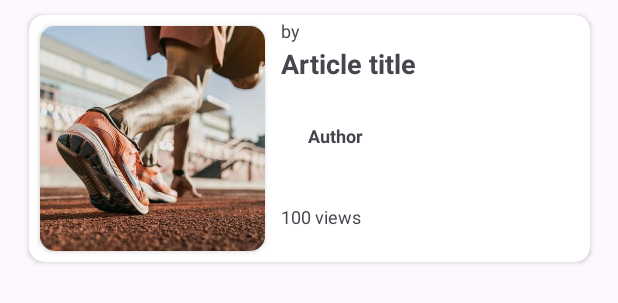
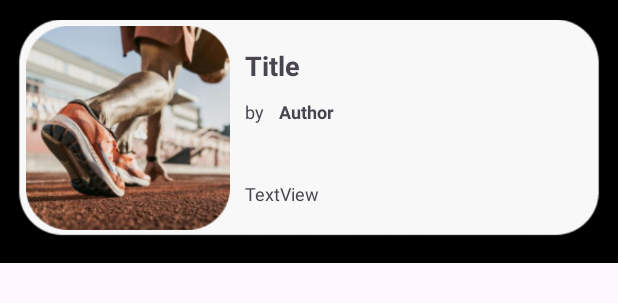
Before and after one commit to zereftyzzz/and-hoki888, an Android app: the layout article.xml on its own in the app's theme, with its tools: preview values and no code run, on a phone screen of 412 x 824 dp. Shown: the top 303 px of the screen. Run offline under Robolectric (Android 15) with nearby library versions, the light colour scheme and no system bars; Roboto replaces fonts that are not available here.

Commit message:
masi nda bisa ke detail, benerin article

```diff
--- a/ProjectAkhir_Buddys/app/src/main/java/uts/c14210184/projectakhir_buddys/Catalogue.kt
+++ b/ProjectAkhir_Buddys/app/src/main/java/uts/c14210184/projectakhir_buddys/Catalogue.kt
@@ -64,7 +64,8 @@ class Catalogue : Fragment() {
 
         adapter.setOnItemClickCallback(object : AdapterCatalogue.OnItemClickCallback {
             override fun onItemClicked(data: CatalogueData) {
-                val intent = Intent(requireContext(), DetCatalogue::class.java)
+//                Toast.makeText(requireContext(), data.item, Toast.LENGTH_SHORT).show()
+                val intent = Intent(activity, DetCatalogue::class.java)
                 intent.putExtra("kirimData", data)
                 startActivity(intent)
             }
--- a/ProjectAkhir_Buddys/app/src/main/java/uts/c14210184/projectakhir_buddys/DetCatalogue.kt
+++ b/ProjectAkhir_Buddys/app/src/main/java/uts/c14210184/projectakhir_buddys/DetCatalogue.kt
@@ -10,6 +10,7 @@ class DetCatalogue : AppCompatActivity() {
     override fun onCreate(savedInstanceState: Bundle?) {
         super.onCreate(savedInstanceState)
         setContentView(R.layout.activity_det_catalogue)
+
         val _ivDetCatalogue = findViewById<ImageView>(R.id.ivDetCatalogue)
         val _tvDescription = findViewById<TextView>(R.id.tvDescription)
         val _tvCategories = findViewById<TextView>(R.id.tvCategories)
@@ -29,8 +30,5 @@ class DetCatalogue : AppCompatActivity() {
         Picasso.get().load(imageRes).into(_ivDetCatalogue)
         _tvTitles.setText(dataIntent!!.item)
         _tvCategories.setText(dataIntent!!.categories)
-
-
-
     }
 }
--- a/ProjectAkhir_Buddys/app/src/main/java/uts/c14210184/projectakhir_buddys/PostArticle.kt
+++ b/ProjectAkhir_Buddys/app/src/main/java/uts/c14210184/projectakhir_buddys/PostArticle.kt
@@ -67,7 +67,7 @@ class PostArticle : Fragment() {
     }
 
 //    Firebase
-//
+
     fun TambahData(Title : String, Description : String, Author: String, Image: String){
         var View = Random.nextInt(20,900)
         val dataBaru = ArticleData(Author, Description, Image, Title, View)
--- a/ProjectAkhir_Buddys/app/src/main/res/layout/activity_det_catalogue.xml
+++ b/ProjectAkhir_Buddys/app/src/main/res/layout/activity_det_catalogue.xml
@@ -31,11 +31,13 @@
         android:id="@+id/tvTitles"
         android:layout_width="wrap_content"
         android:layout_height="wrap_content"
+        android:layout_marginTop="10dp"
         android:text="Adidas 2023 Tee"
         android:textSize="40sp"
         android:textStyle="bold"
-        tools:layout_editor_absoluteX="54dp"
-        tools:layout_editor_absoluteY="321dp" />
+        app:layout_constraintEnd_toEndOf="parent"
+        app:layout_constraintStart_toStartOf="parent"
+        app:layout_constraintTop_toBottomOf="@+id/ivDetCatalogue" />
 
     <TextView
         android:id="@+id/tvCategories"
--- a/ProjectAkhir_Buddys/app/src/main/res/layout/article.xml
+++ b/ProjectAkhir_Buddys/app/src/main/res/layout/article.xml
@@ -3,82 +3,72 @@
     xmlns:app="http://schemas.android.com/apk/res-auto"
     xmlns:tools="http://schemas.android.com/tools"
     android:layout_width="match_parent"
-    android:layout_height="wrap_content">
+    android:layout_height="wrap_content"
+    android:padding="10dp"
+    android:background="@color/black">
 
-
-    <androidx.cardview.widget.CardView
-        android:layout_width="374dp"
-        android:layout_height="wrap_content"
-        android:layout_margin = "10dp"
-        app:cardBackgroundColor="@color/white"
-        app:cardCornerRadius="10dp"
-        app:layout_constraintBottom_toBottomOf="parent"
+    <ImageView
+        android:id="@+id/ivBg"
+        android:layout_width="match_parent"
+        android:layout_height="155dp"
+        android:src="@drawable/bgcard2"
         app:layout_constraintEnd_toEndOf="parent"
         app:layout_constraintStart_toStartOf="parent"
-        app:layout_constraintTop_toTopOf="parent">
-
-        <RelativeLayout
-            android:layout_width="match_parent"
-            android:layout_height="match_parent"
-            android:padding="2dp">
-
-            <androidx.cardview.widget.CardView
-                android:layout_width="150dp"
-                android:layout_height="150dp"
-                android:layout_margin="5dp"
-                app:cardCornerRadius="10dp">
+        app:layout_constraintTop_toTopOf="parent" />
 
     <ImageView
         android:id="@+id/ivArticle"
-                    android:layout_width="150dp"
-                    android:layout_height="150dp"
-                    app:srcCompat="@drawable/article1"
-                    tools:layout_editor_absoluteX="100dp"
-                    tools:layout_editor_absoluteY="183dp" />
-
-            </androidx.cardview.widget.CardView>
+        android:layout_width="136dp"
+        android:layout_height="136dp"
+        android:layout_marginStart="7dp"
+        android:layout_marginTop="7dp"
+        app:layout_constraintStart_toStartOf="@+id/ivBg"
+        app:layout_constraintTop_toTopOf="@+id/ivBg"
+        app:srcCompat="@drawable/article1" />
 
     <TextView
         android:id="@+id/tvTitle"
-                android:layout_width="194dp"
+        android:layout_width="wrap_content"
         android:layout_height="wrap_content"
-                android:layout_marginStart="166dp"
-                android:layout_marginTop="18dp"
-                android:text="Article title"
+        android:layout_marginStart="10dp"
+        android:layout_marginTop="14dp"
+        android:text="Title"
         android:textSize="18sp"
-                android:textStyle="bold" />
+        android:textStyle="bold"
+        app:layout_constraintStart_toEndOf="@+id/ivArticle"
+        app:layout_constraintTop_toTopOf="@+id/ivArticle" />
 
         <TextView
             android:id="@+id/tvBy"
             android:layout_width="wrap_content"
             android:layout_height="wrap_content"
-                android:layout_marginStart="166dp"
+            android:layout_marginTop="10dp"
             android:text="by"
             android:textSize="12sp"
-                tools:layout_marginTop="70dp" />
+            app:layout_constraintStart_toStartOf="@+id/tvTitle"
+            app:layout_constraintTop_toBottomOf="@+id/tvTitle" />
+
+        <TextView
+            android:id="@+id/tvAuthor"
+            android:layout_width="wrap_content"
+            android:layout_height="wrap_content"
+            android:layout_marginStart="10dp"
+            android:text="Author"
+            android:textSize="12sp"
+            android:textStyle="bold"
+            app:layout_constraintStart_toEndOf="@+id/tvBy"
+            app:layout_constraintTop_toTopOf="@+id/tvBy" />
 
         <TextView
             android:id="@+id/tvView"
             android:layout_width="wrap_content"
             android:layout_height="wrap_content"
-                android:layout_marginStart="166dp"
-                android:layout_marginTop="124dp"
-                android:text="100 views"
-                android:textSize="12sp" />
-
-            <TextView
-                android:id="@+id/tvAuthor"
-                android:layout_width="wrap_content"
-                android:layout_height="wrap_content"
-                android:layout_marginStart="184dp"
-                android:layout_marginTop="70dp"
-                android:text="Author"
+            android:layout_marginStart="10dp"
+            android:layout_marginBottom="16dp"
+            android:text="TextView"
             android:textSize="12sp"
-                android:textStyle="bold" />
-        </RelativeLayout>
+            app:layout_constraintBottom_toBottomOf="@+id/ivArticle"
+            app:layout_constraintStart_toEndOf="@+id/ivArticle" />
 
 
-
-    </androidx.cardview.widget.CardView>
-
 </androidx.constraintlayout.widget.ConstraintLayout>
--- a/ProjectAkhir_Buddys/app/src/main/res/layout/fragment_article.xml
+++ b/ProjectAkhir_Buddys/app/src/main/res/layout/fragment_article.xml
@@ -4,7 +4,7 @@
     xmlns:tools="http://schemas.android.com/tools"
     android:layout_width="match_parent"
     android:layout_height="match_parent"
-    android:padding="20sp"
+    android:padding="10dp"
     tools:context=".Article">
 
     <!-- TODO: Update blank fragment layout -->
@@ -14,6 +14,7 @@
         android:layout_width="match_parent"
         android:layout_height="0dp"
         android:text="Discover articles"
+        android:textAlignment="center"
         android:textSize="30sp"
         android:textStyle="bold"
         app:layout_constraintEnd_toEndOf="parent"
@@ -29,7 +30,4 @@
         app:layout_constraintEnd_toEndOf="parent"
         app:layout_constraintStart_toStartOf="parent"
         app:layout_constraintTop_toBottomOf="@+id/tvArticle" />
-
-
-
 </androidx.constraintlayout.widget.ConstraintLayout>
--- a/ProjectAkhir_Buddys/app/src/main/res/layout/fragment_det_article.xml
+++ b/ProjectAkhir_Buddys/app/src/main/res/layout/fragment_det_article.xml
@@ -46,7 +46,7 @@
                 android:textStyle="bold" />
 
             <TextView
-                android:id="@+id/tvDesc"
+                android:id="@+id/tvBy"
                 android:layout_width="match_parent"
                 android:layout_height="390dp"
                 android:layout_marginTop="56dp"
--- a/ProjectAkhir_Buddys/app/src/main/res/layout/fragment_det_my_post.xml
+++ b/ProjectAkhir_Buddys/app/src/main/res/layout/fragment_det_my_post.xml
@@ -46,7 +46,7 @@
                 android:textStyle="bold" />
 
             <TextView
-                android:id="@+id/tvDesc"
+                android:id="@+id/tvBy"
                 android:layout_width="match_parent"
                 android:layout_height="300dp"
                 android:layout_marginTop="56dp"
```
Also changed, not shown: ProjectAkhir_Buddys/app/src/main/java/uts/c14210184/projectakhir_buddys/AdapterArticle.kt (+12 -6 lines), ProjectAkhir_Buddys/app/src/main/java/uts/c14210184/projectakhir_buddys/AdapterCatalogue.kt (+21 -10 lines), ProjectAkhir_Buddys/app/src/main/java/uts/c14210184/projectakhir_buddys/Article.kt (+54 -91 lines), ProjectAkhir_Buddys/app/src/main/java/uts/c14210184/projectakhir_buddys/MainActivity.kt (+20 -40 lines), ProjectAkhir_Buddys/app/src/main/java/uts/c14210184/projectakhir_buddys/Welcome.kt (+4 -5 lines), ProjectAkhir_Buddys/app/src/main/res/drawable/article1.png, ProjectAkhir_Buddys/app/src/main/res/drawable/bgcard2.png (added). Lines whose indentation alone changed are shown as unchanged.
